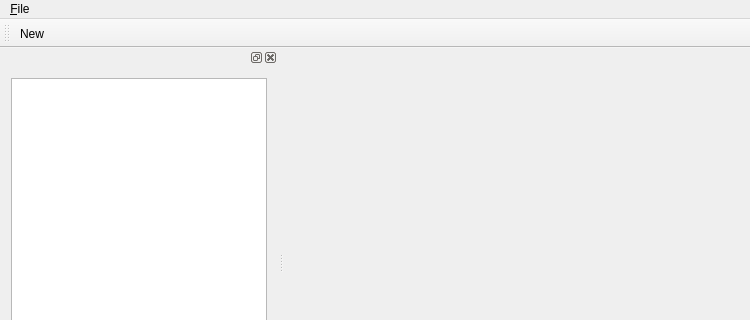
This is mainwindow.ui in chenguanzhou/CDTStudio as Qt 5 draws it before an edit; both pictures show x 0 to 750 and y 0 to 320 of the 750 by 498 pixel window. The edited form follows.
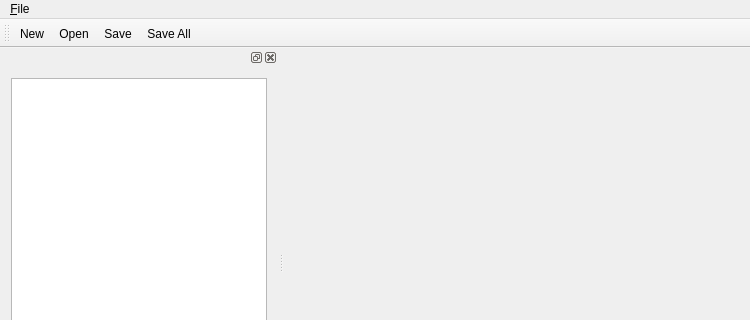
This is the edited form.

Patch:
```diff
--- a/mainwindow.ui
+++ b/mainwindow.ui
@@ -39,6 +39,9 @@
     <bool>false</bool>
    </attribute>
    <addaction name="action_New"/>
+   <addaction name="actionOpen"/>
+   <addaction name="actionSave"/>
+   <addaction name="actionSave_All"/>
   </widget>
   <widget class="QStatusBar" name="statusBar"/>
   <widget class="QDockWidget" name="dockWidgetProject">
@@ -62,6 +65,21 @@
     <string>&amp;New</string>
    </property>
   </action>
+  <action name="actionOpen">
+   <property name="text">
+    <string>&amp;Open</string>
+   </property>
+  </action>
+  <action name="actionSave">
+   <property name="text">
+    <string>&amp;Save</string>
+   </property>
+  </action>
+  <action name="actionSave_All">
+   <property name="text">
+    <string>&amp;Save All</string>
+   </property>
+  </action>
  </widget>
  <layoutdefault spacing="6" margin="11"/>
  <resources/>
```
Left out of the diff: 3 changed lines with no effect on the pictures.
